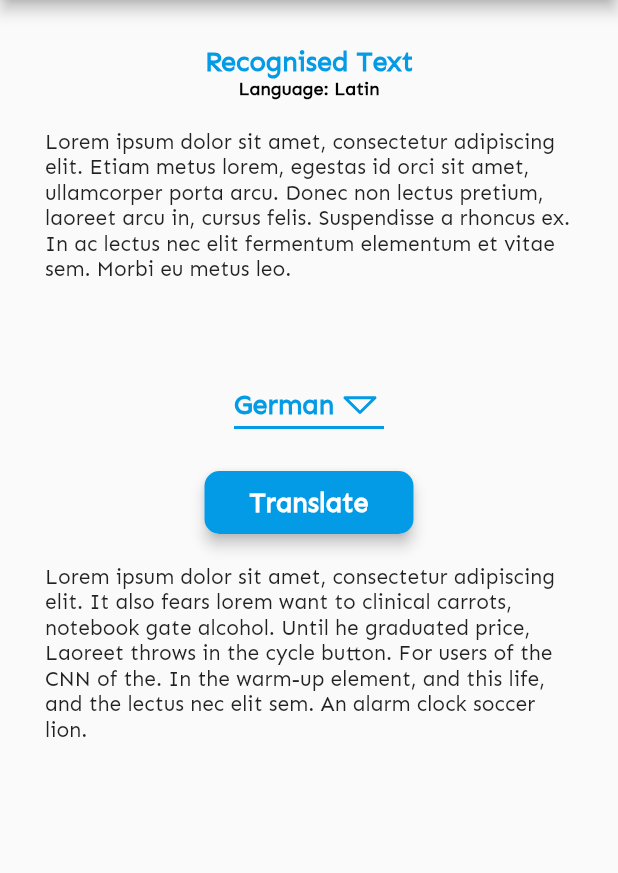
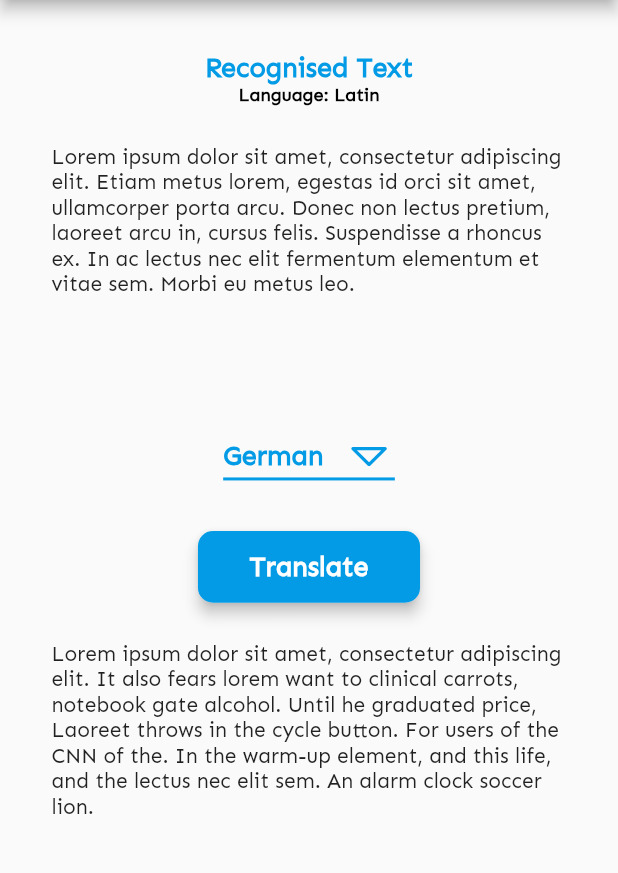
Before and after one commit to Ayush783/flutter_translator, a Flutter app: the TranslateScreen screen opened directly, on a phone screen of 412 x 824 dp, the part 84-957 px from its top. Run offline on Flutter 3.47's test engine with Material 2 defaults, Android fonts, the phone set to English and light mode, and no system bars; our stand-ins replace flutter_svg, image_picker.

Commit message:
added mediaqueries

```diff
--- a/lib/screens/translate_screen.dart
+++ b/lib/screens/translate_screen.dart
@@ -20,10 +20,14 @@ class _TranslateScreenState extends State<TranslateScreen> {
   int _value = 1;
   @override
   Widget build(BuildContext context) {
+    final size = MediaQuery.of(context).size;
     return Scaffold(
       appBar: appbar,
       body: Padding(
-        padding: EdgeInsets.only(left: 30, right: 30, top: 30, bottom: 20),
+        padding: EdgeInsets.only(
+            left: size.width / 12,
+            right: size.width / 12,
+            top: size.width / 12),
         child: Column(
           children: [
             Center(
@@ -41,23 +45,25 @@ class _TranslateScreenState extends State<TranslateScreen> {
               ),
             ),
             Padding(
-              padding: EdgeInsets.only(top: 20),
+              padding: EdgeInsets.only(top: size.height / 32),
             ),
             TextAreaWidget(
+                size: size,
                 text:
                     'Lorem ipsum dolor sit amet, consectetur adipiscing elit. Etiam metus lorem, egestas id orci sit amet, ullamcorper porta arcu. Donec non lectus pretium, laoreet arcu in, cursus felis. Suspendisse a rhoncus ex. In ac lectus nec elit fermentum elementum et vitae sem. Morbi eu metus leo.'),
             Padding(
-              padding: EdgeInsets.only(top: 20),
+              padding: EdgeInsets.only(top: size.height / 32),
             ),
-            buildSelectLanguageDropDown(),
+            buildSelectLanguageDropDown(size),
             Padding(
-              padding: EdgeInsets.only(top: 20),
+              padding: EdgeInsets.only(top: size.height / 32),
             ),
-            buildTranslateButton(),
+            buildTranslateButton(size),
             Padding(
-              padding: EdgeInsets.only(top: 20),
+              padding: EdgeInsets.only(top: size.height / 32),
             ),
             TextAreaWidget(
+                size: size,
                 text:
                     "Lorem ipsum dolor sit amet, consectetur adipiscing elit. It also fears lorem want to clinical carrots, notebook gate alcohol. Until he graduated price, Laoreet throws in the cycle button. For users of the CNN of the. In the warm-up element, and this life, and the lectus nec elit sem. An alarm clock soccer lion.")
           ],
@@ -66,13 +72,14 @@ class _TranslateScreenState extends State<TranslateScreen> {
     );
   }
 
-  GestureDetector buildTranslateButton() {
+  GestureDetector buildTranslateButton(Size size) {
     return GestureDetector(
       child: Material(
         elevation: 4,
         borderRadius: BorderRadius.circular(10),
         child: Container(
-          padding: EdgeInsets.symmetric(horizontal: 30, vertical: 10),
+          padding: EdgeInsets.symmetric(
+              horizontal: size.width / 12, vertical: size.height / 64),
           decoration: BoxDecoration(
             color: primaryColor,
             borderRadius: BorderRadius.circular(10),
@@ -86,19 +93,19 @@ class _TranslateScreenState extends State<TranslateScreen> {
     );
   }
 
-  Container buildSelectLanguageDropDown() {
+  Container buildSelectLanguageDropDown(Size size) {
     return Container(
-      width: 100,
+      width: size.width / 3.6,
       child: DropdownButton(
           dropdownColor: Colors.white,
           style: primary.copyWith(color: primaryColor),
           underline: Container(color: primaryColor, height: 2),
           icon: SvgPicture.asset(
             'icons/drop_down.svg',
-            height: 32,
-            width: 32,
+            height: size.width / 12,
+            width: size.width / 12,
           ),
-          iconSize: 32,
+          iconSize: size.width / 12,
           isExpanded: true,
           value: _value,
           items: languages,
--- a/lib/widgets/text_area_widget.dart
+++ b/lib/widgets/text_area_widget.dart
@@ -4,14 +4,16 @@ class TextAreaWidget extends StatelessWidget {
   const TextAreaWidget({
     Key key,
     this.text,
+    this.size,
   }) : super(key: key);
 
   final String text;
+  final Size size;
 
   @override
   Widget build(BuildContext context) {
     return Container(
-        height: 140,
+        height: size.width / 2.6,
         child: Wrap(
           children: [
             Text(text),
```
Also changed, not shown: lib/screens/homescreen.dart (+13 -10 lines).
